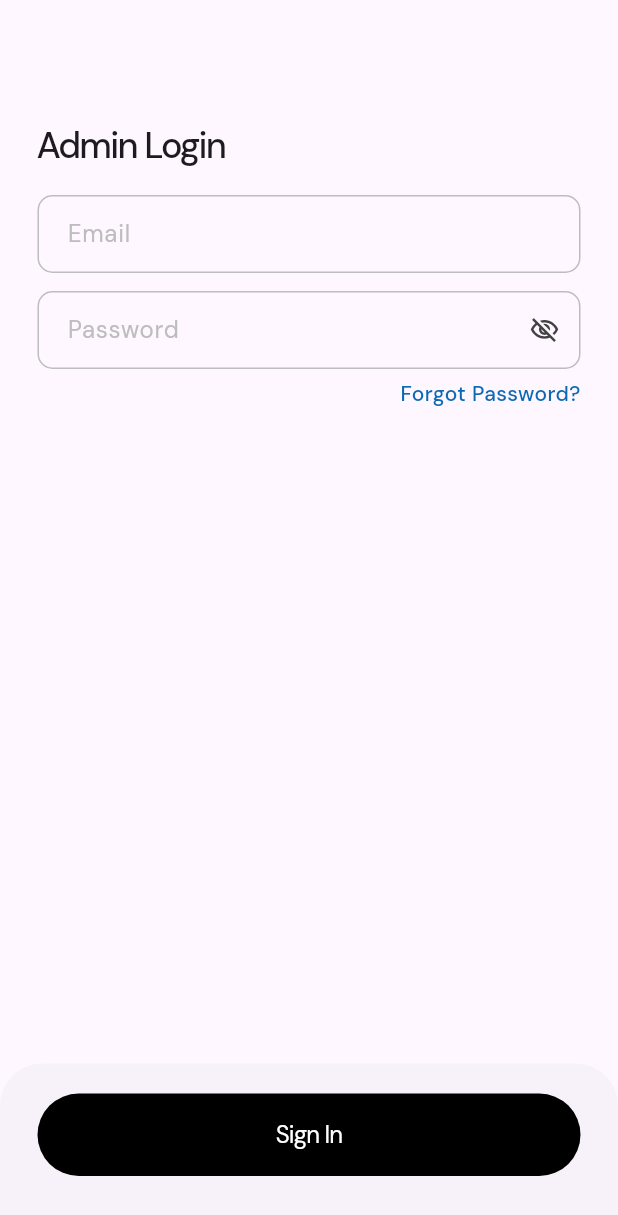
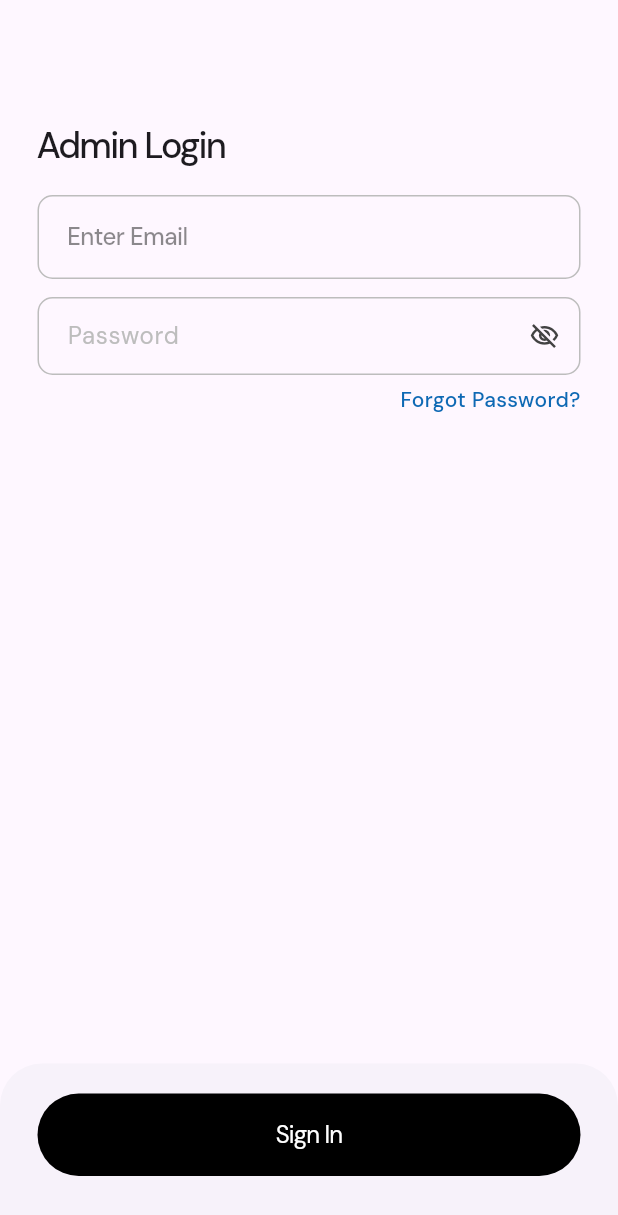
Before and after one commit to funflutter/admin_ecommerce, a Flutter app: the screen it shows after launch, on a phone screen of 412 x 824 dp. Shown: the top 1215 px of the screen. Run offline on Flutter 3.47's test engine with Material 3 defaults, Android fonts, the phone set to English and light mode, and no system bars; our stand-ins replace dropdown_button2, google_fonts.

```diff
--- /dev/null
+++ b/lib/components/email_field.dart
@@ -0,0 +1,75 @@
+import 'package:flutter/material.dart';
+import 'package:google_fonts/google_fonts.dart';
+
+class EmailField extends StatelessWidget {
+  final String hintText;
+  final TextEditingController? controller;
+
+  const EmailField({
+    super.key,
+    required this.hintText,
+    this.controller,
+  });
+
+  @override
+  Widget build(BuildContext context) {
+    return TextFormField(
+      controller: controller,
+      validator: (value) {
+        if (value == null || value.isEmpty) {
+          return 'Email cannot be empty';
+        }
+        if (!value.trim().endsWith('@gmail.com')) {
+          return 'Email must end with @gmail.com';
+        }
+        return null;
+      },
+      style: GoogleFonts.dmSans(
+        fontSize: 16,
+        letterSpacing: -0.4,
+        fontWeight: FontWeight.w500,
+        color: Colors.black87,
+      ),
+      decoration: InputDecoration(
+        hintText: hintText,
+        hintStyle: GoogleFonts.dmSans(
+          fontSize: 16,
+          letterSpacing: -0.4,
+          fontWeight: FontWeight.w500,
+          color: Colors.black45,
+        ),
+        contentPadding: const EdgeInsets.symmetric(
+          vertical: 16,
+          horizontal: 16,
+        ),
+        border: OutlineInputBorder(
+          borderRadius: BorderRadius.circular(10),
+        ),
+        focusedBorder: OutlineInputBorder(
+          borderRadius: BorderRadius.circular(10),
+          borderSide: BorderSide(
+            color: Colors.grey.shade700,
+          ),
+        ),
+        enabledBorder: OutlineInputBorder(
+          borderRadius: BorderRadius.circular(10),
+          borderSide: BorderSide(
+            color: Colors.grey.shade400,
+          ),
+        ),
+        errorBorder: OutlineInputBorder(
+          borderRadius: BorderRadius.circular(10),
+          borderSide: const BorderSide(
+            color: Colors.red,
+          ),
+        ),
+        focusedErrorBorder: OutlineInputBorder(
+          borderRadius: BorderRadius.circular(10),
+          borderSide: const BorderSide(
+            color: Colors.red,
+          ),
+        ),
+      ),
+    );
+  }
+}
--- a/lib/pages/login_page.dart
+++ b/lib/pages/login_page.dart
@@ -1,3 +1,4 @@
+import 'package:ecom_admin/components/email_field.dart';
 import 'package:ecom_admin/components/my_button.dart';
 import 'package:ecom_admin/components/my_textfield.dart';
 import 'package:ecom_admin/pages/company_setup.dart';
@@ -14,6 +15,7 @@ class LoginPage extends StatefulWidget {
 class _LoginPageState extends State<LoginPage> {
   final emailController = TextEditingController();
   final passwordController = TextEditingController();
+  final _formKey = GlobalKey<FormState>(); // define at class level
 
   @override
   Widget build(BuildContext context) {
@@ -24,17 +26,22 @@ class _LoginPageState extends State<LoginPage> {
         child: MyButton(
           text: "Sign In",
           onTap: () {
-            // Add login validation here if needed
+            if (_formKey.currentState!.validate()) {
+              // All validations passed
               Navigator.push(
                 context,
                 MaterialPageRoute(
                   builder: (context) => const CompanySetup(),
                 ),
               );
+            }
           },
         ),
       ),
-      body: SafeArea(
+      body: Form(
+        key: _formKey,
+        child: SingleChildScrollView(
+          child: SafeArea(
             child: Padding(
               padding: const EdgeInsets.only(left: 25, right: 25, top: 80),
               child: Column(
@@ -56,9 +63,8 @@ class _LoginPageState extends State<LoginPage> {
                       const SizedBox(height: 16),
 
                       // email text field
-                  MyTextfield(
-                    text: "Email",
-                    obscureText: false,
+                      EmailField(
+                        hintText: "Enter Email",
                         controller: emailController,
                       ),
 
@@ -87,6 +93,8 @@ class _LoginPageState extends State<LoginPage> {
               ),
             ),
           ),
+        ),
+      ),
     );
   }
 }
```
Lines whose indentation alone changed are shown as unchanged.
